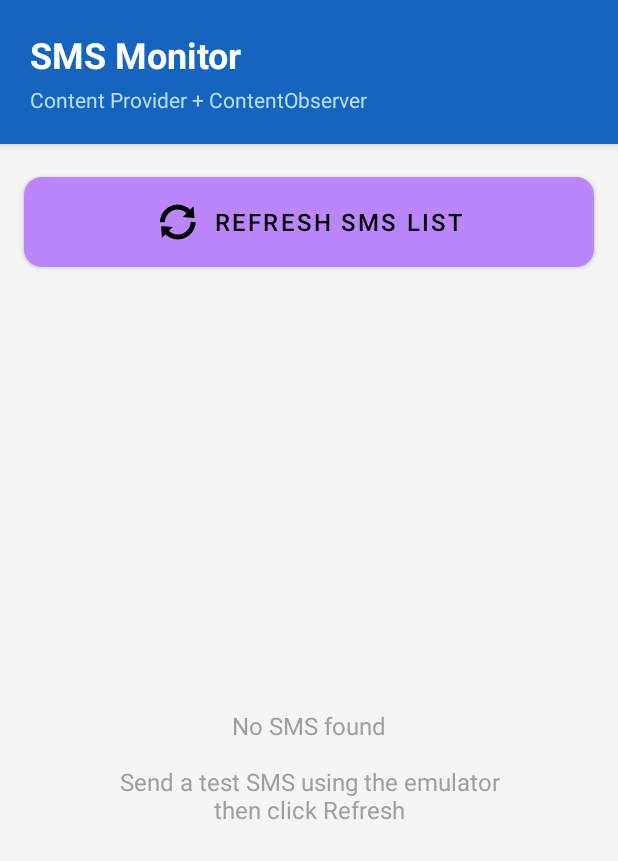
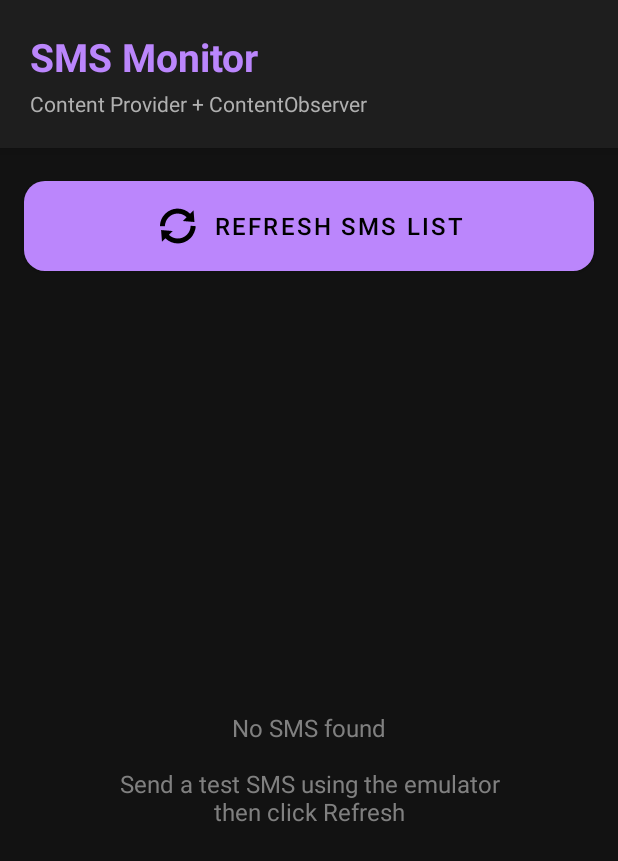
Before and after one commit to TasinLunatic/Android_Apps_Dev, an Android app: the screen it shows after launch (MainActivity), on a phone screen of 412 x 824 dp. Shown: the top 861 px of the screen. Run offline under Robolectric (Android 15) with nearby library versions, the phone set to English and light mode, and no system bars.

Commit message:
modified the layout design

```diff
--- a/SMSMonitorApp/app/src/main/res/layout/activity_main.xml
+++ b/SMSMonitorApp/app/src/main/res/layout/activity_main.xml
@@ -6,7 +6,7 @@
     android:layout_width="match_parent"
     android:layout_height="match_parent"
     android:orientation="vertical"
-    android:background="#F5F5F5"
+    android:background="@color/background_dark"
     android:fitsSystemWindows="true"
     tools:context=".MainActivity">
 
@@ -15,23 +15,23 @@
         android:layout_width="match_parent"
         android:layout_height="wrap_content"
         android:orientation="vertical"
-        android:background="#1565C0"
+        android:background="@color/surface_dark"
         android:padding="20dp"
-        android:elevation="4dp">
+        android:elevation="6dp">
 
         <TextView
             android:layout_width="match_parent"
             android:layout_height="wrap_content"
             android:text="SMS Monitor"
-            android:textColor="#FFFFFF"
-            android:textSize="24sp"
+            android:textColor="@color/primary_purple"
+            android:textSize="26sp"
             android:textStyle="bold" />
 
         <TextView
             android:layout_width="match_parent"
             android:layout_height="wrap_content"
             android:text="Content Provider + ContentObserver"
-            android:textColor="#BBDEFB"
+            android:textColor="@color/text_secondary"
             android:textSize="14sp"
             android:layout_marginTop="4dp" />
     </LinearLayout>
@@ -44,9 +44,12 @@
         android:layout_margin="16dp"
         android:text="Refresh SMS List"
         android:textSize="16sp"
+        android:textColor="@color/black"
+        app:backgroundTint="@color/primary_purple"
         app:icon="@android:drawable/ic_popup_sync"
+        app:iconTint="@color/black"
         app:iconGravity="textStart"
-        app:cornerRadius="12dp"
+        app:cornerRadius="14dp"
         android:padding="14dp" />
 
     <!-- Empty State -->
@@ -58,7 +61,7 @@
         android:gravity="center"
         android:text="No SMS found\n\nSend a test SMS using the emulator\nthen click Refresh"
         android:textSize="16sp"
-        android:textColor="#9E9E9E"
+        android:textColor="@color/text_hint"
         android:visibility="gone"
         android:padding="32dp" />
 
@@ -69,8 +72,9 @@
         android:layout_height="0dp"
         android:layout_weight="1"
         android:divider="@android:color/transparent"
-        android:dividerHeight="8dp"
+        android:dividerHeight="10dp"
         android:padding="12dp"
-        android:clipToPadding="false" />
+        android:clipToPadding="false"
+        android:background="@color/background_dark" />
 
 </LinearLayout>
```
Also changed, not shown: SMSMonitorApp/app/src/main/res/layout/list_item.xml (+10 -10 lines).
